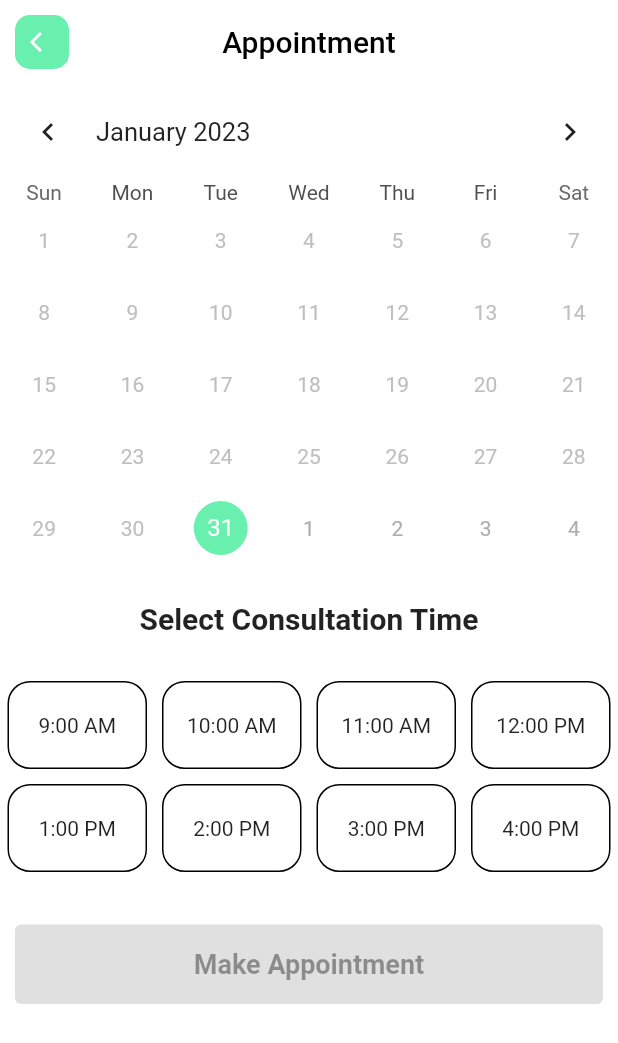
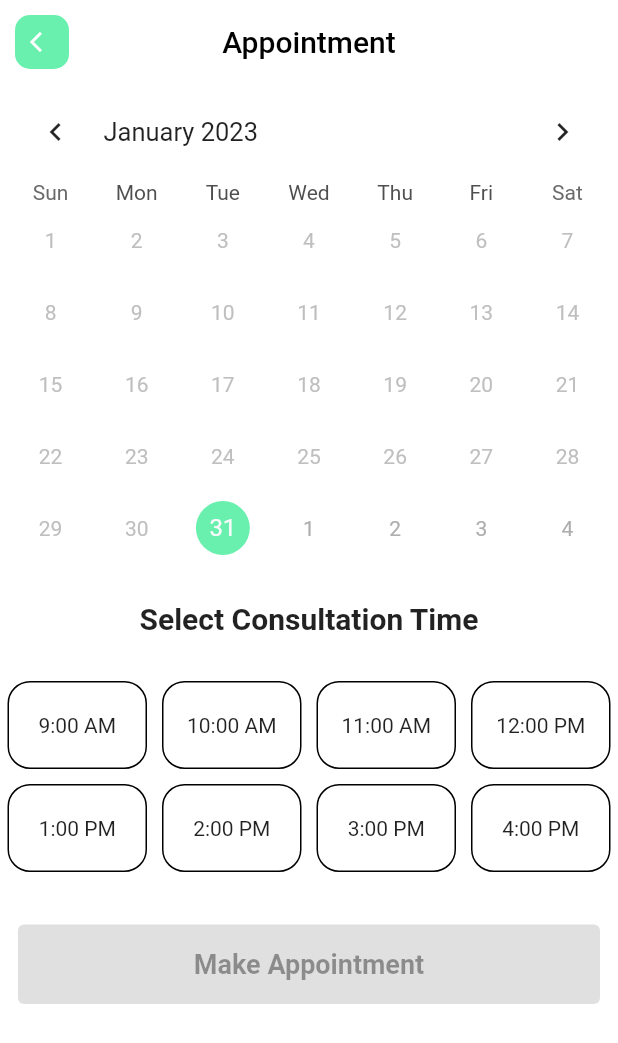
Before and after one commit to CPAD-Gazipur/doc_app, a Flutter app: the BookingScreen screen opened by its route, on a phone screen of 412 x 824 dp. Shown: the top 1043 px of the screen. Run offline on Flutter 3.47's test engine with Material 2 defaults, Android fonts, the phone set to English and light mode, and no system bars; drawn by our look-alikes of table_calendar; our stand-ins replace font_awesome_flutter, lottie.

Commit message:
DocApp: BOOKING SUCCESS SCREEN ADDED WITH LOTTIE ANIMATION

```diff
--- a/lib/main.dart
+++ b/lib/main.dart
@@ -46,6 +46,7 @@ class MyApp extends StatelessWidget {
         '/main': (context) => const HomeLayout(),
         '/doctor-details': (context) => const DoctorDetailsScreen(),
         '/booking-screen': (context) => const BookingScreen(),
+        '/success-screen': (context) => const BookingSuccessScreen(),
       },
     );
   }
--- a/lib/screens/booking/booking_screen.dart
+++ b/lib/screens/booking/booking_screen.dart
@@ -56,16 +56,19 @@ class _BookingScreenState extends State<BookingScreen> {
               ? SliverToBoxAdapter(
                   child: Container(
                     padding: const EdgeInsets.symmetric(
-                      horizontal: 10,
+                      horizontal: 16,
                       vertical: 30,
                     ),
                     alignment: Alignment.center,
-                    child: const Text(
-                      'Weekend is not available, please select another date',
+                    child: const Center(
+                      child: Text(
+                        'Weekend is not available, please select another date.',
+                        softWrap: true,
                         style: TextStyle(
                           fontWeight: FontWeight.bold,
                           fontSize: 18,
                           color: Colors.grey,
+                        ),
                       ),
                     ),
                   ),
@@ -95,6 +98,7 @@ class _BookingScreenState extends State<BookingScreen> {
                                 : null,
                           ),
                           alignment: Alignment.center,
+                          clipBehavior: Clip.antiAlias,
                           child: Text(
                             '${index + 9 > 12 ? ((index + 9) - 12) : index + 9}:00 ${index + 9 > 11 ? 'PM' : 'AM'}',
                             style: TextStyle(
@@ -115,13 +119,15 @@ class _BookingScreenState extends State<BookingScreen> {
           SliverToBoxAdapter(
             child: Container(
               padding: const EdgeInsets.symmetric(
-                horizontal: 10,
+                horizontal: 12,
                 vertical: 30,
               ),
               child: CustomButton(
                 title: 'Make Appointment',
                 width: double.infinity,
-                onPressed: () {},
+                onPressed: () {
+                  Navigator.of(context).pushNamed('/success-screen');
+                },
                 disable: _timeSelected && _dateSelected ? false : true,
               ),
             ),
@@ -132,7 +138,11 @@ class _BookingScreenState extends State<BookingScreen> {
   }
 
   Widget tableCalendar() {
-    return TableCalendar(
+    return Padding(
+      padding: const EdgeInsets.symmetric(
+        horizontal: 5,
+      ),
+      child: TableCalendar(
         focusedDay: _focusedDay,
         firstDay: DateTime.now(),
         lastDay: DateTime(2023, 12, 31),
@@ -168,6 +178,7 @@ class _BookingScreenState extends State<BookingScreen> {
             }
           });
         }),
+      ),
     );
   }
 }
--- a/lib/screens/screens.dart
+++ b/lib/screens/screens.dart
@@ -9,3 +9,4 @@ export 'doctor_details/components/doctor_profile_info_section.dart';
 export 'doctor_details/doctor_details_screen.dart';
 export 'home/components/appointment_card.dart';
 export 'home/home_screen.dart';
+export 'success/booking_success_screen.dart';
```
Also changed, not shown: assets/images/success.json (added, +1 -0 lines), lib/screens/success/booking_success_screen.dart (added, +57 -0 lines). Lines whose indentation alone changed are shown as unchanged.
